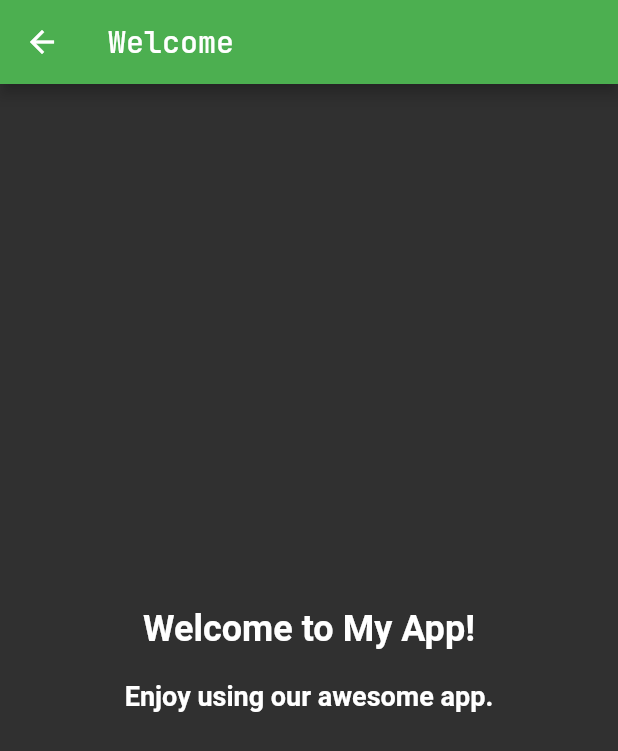
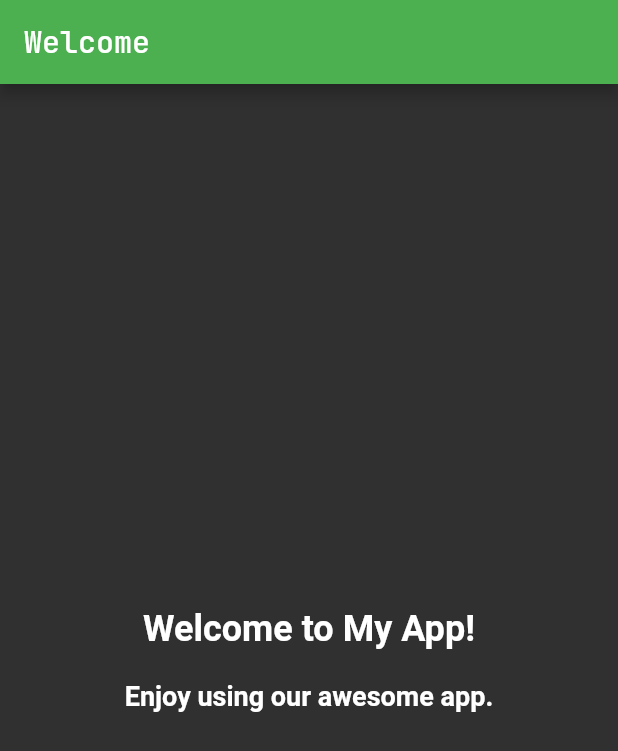
Before and after one commit to MugoSimon/arrowj, a Flutter app: the screen it shows after launch, on a phone screen of 412 x 824 dp. Shown: the top 751 px of the screen. Run offline on Flutter 3.47's test engine with Material 2 defaults, Android fonts, the phone set to English and light mode, and no system bars; our stand-ins replace get, google_fonts, liquid_swipe, smooth_page_indicator.

Commit message:
saturday changes

```diff
--- a/lib/features/authentication/screens/welcome/welcome.dart
+++ b/lib/features/authentication/screens/welcome/welcome.dart
@@ -6,8 +6,9 @@ class WelcomeScreen extends StatelessWidget {
     return Scaffold(
       appBar: AppBar(
         title: Text('Welcome'),
+        automaticallyImplyLeading: false,
       ),
-      body: Center(
+      body: const Center(
         child: Column(
           mainAxisAlignment: MainAxisAlignment.center,
           children: <Widget>[
--- a/lib/main.dart
+++ b/lib/main.dart
@@ -1,3 +1,5 @@
+import 'package:arrowj/features/authentication/screens/on_boarding_screen/on_boarding_screen.dart';
+import 'package:arrowj/features/authentication/screens/welcome/welcome.dart';
 import 'package:flutter/material.dart';
 import 'package:arrowj/config/theme.dart';
 import 'package:arrowj/features/authentication/screens/splash_screen/splash_screen.dart';
@@ -16,7 +18,12 @@ class App extends StatelessWidget {
       theme: TAppTheme.lightTheme,
       darkTheme: TAppTheme.darkTheme,
       themeMode: ThemeMode.dark,
-      home: SplashScreen(),
+      initialRoute: '/',
+      getPages: [
+        GetPage(name: '/', page: () => SplashScreen()),
+        GetPage(name: '/onboarding', page: () => OnBoardingScreen()),
+        GetPage(name: '/welcome', page: () => WelcomeScreen()),
+      ],
     );
   }
 }
--- a/pubspec.yaml
+++ b/pubspec.yaml
@@ -54,5 +54,4 @@ flutter:
   uses-material-design: true
   assets:
     - assets/images/
-    - assets/images/splash_images/
-    - assets/images/on_boarding_images/
+    - assets/on_boarding_images/
```
Also changed, not shown: lib/constants/image_strings.dart (+4 -4 lines), lib/features/authentication/controllers/on_boarding_controller.dart (+7 -0 lines), lib/features/authentication/screens/on_boarding_screen/on_boarding_screen.dart (+17 -6 lines), assets/on_boarding_images/larry_chat_sit.png (added), assets/on_boarding_images/larry_image_icon.png (added), assets/on_boarding_images/larry_resting.png (added), assets/on_boarding_images/larry_vr.png (added), pubspec.lock.
